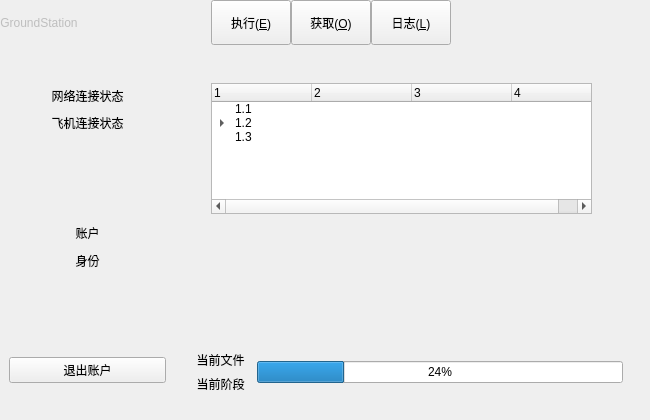
This is GroundStation/core/ui/mainwindow.ui in Servaluna/GroundStation_System as Qt 5 draws it before an edit. The edited form follows.
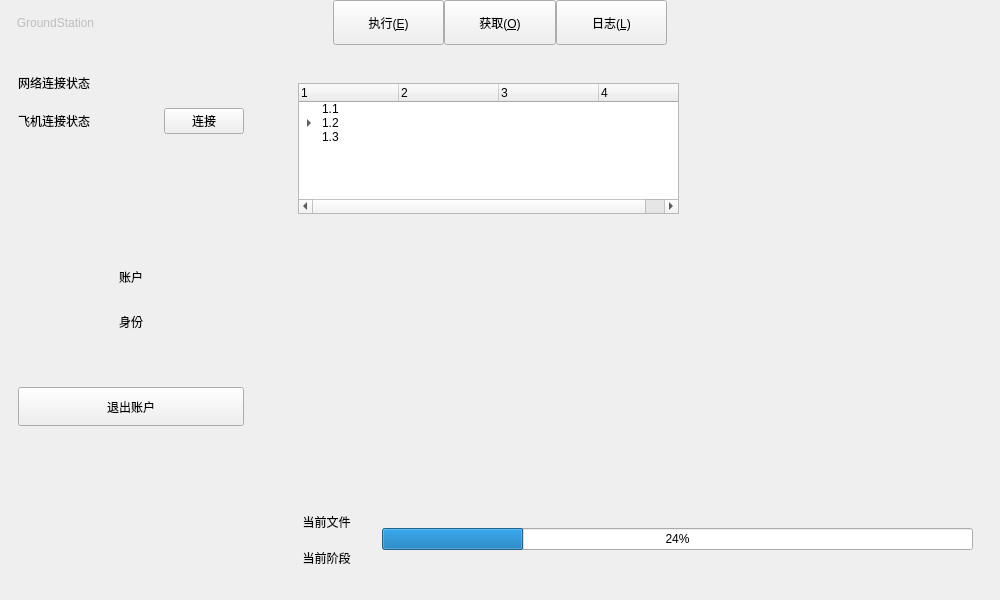
This is the edited form.

```diff
--- a/GroundStation/core/ui/mainwindow.ui
+++ b/GroundStation/core/ui/mainwindow.ui
@@ -6,8 +6,8 @@
    <rect>
     <x>0</x>
     <y>0</y>
-    <width>650</width>
-    <height>420</height>
+    <width>1000</width>
+    <height>600</height>
    </rect>
   </property>
   <property name="minimumSize">
@@ -204,54 +204,37 @@
        <layout class="QHBoxLayout" name="horizontalLayout_5" stretch="1,3">
         <item>
          <widget class="QWidget" name="widget" native="true">
-          <layout class="QVBoxLayout" name="verticalLayout_2" stretch="1,1,1,3,1,1,3,1,1">
-           <property name="spacing">
-            <number>0</number>
-           </property>
-           <property name="leftMargin">
-            <number>0</number>
-           </property>
-           <property name="topMargin">
-            <number>0</number>
-           </property>
-           <property name="rightMargin">
-            <number>0</number>
-           </property>
-           <property name="bottomMargin">
-            <number>0</number>
-           </property>
-           <item>
-            <spacer name="verticalSpacer">
-             <property name="orientation">
-              <enum>Qt::Orientation::Vertical</enum>
-             </property>
-             <property name="sizeHint" stdset="0">
-              <size>
-               <width>20</width>
-               <height>40</height>
-              </size>
-             </property>
-            </spacer>
-           </item>
+          <layout class="QVBoxLayout" name="verticalLayout_2" stretch="1,1,3,1,1,1,1,4">
            <item>
             <widget class="QLabel" name="label">
              <property name="text">
               <string>网络连接状态</string>
              </property>
              <property name="alignment">
-              <set>Qt::AlignmentFlag::AlignCenter</set>
+              <set>Qt::AlignmentFlag::AlignLeading|Qt::AlignmentFlag::AlignLeft|Qt::AlignmentFlag::AlignVCenter</set>
              </property>
             </widget>
            </item>
            <item>
-            <widget class="QLabel" name="label_3">
-             <property name="text">
-              <string>飞机连接状态</string>
-             </property>
-             <property name="alignment">
-              <set>Qt::AlignmentFlag::AlignCenter</set>
-             </property>
-            </widget>
+            <layout class="QHBoxLayout" name="horizontalLayout_6" stretch="4,1">
+             <item>
+              <widget class="QLabel" name="labelDevicesConnection">
+               <property name="text">
+                <string>飞机连接状态</string>
+               </property>
+               <property name="alignment">
+                <set>Qt::AlignmentFlag::AlignLeading|Qt::AlignmentFlag::AlignLeft|Qt::AlignmentFlag::AlignVCenter</set>
+               </property>
+              </widget>
+             </item>
+             <item>
+              <widget class="QPushButton" name="btnConnectToDevices">
+               <property name="text">
+                <string>连接</string>
+               </property>
+              </widget>
+             </item>
+            </layout>
            </item>
            <item>
             <spacer name="verticalSpacer_2">
@@ -300,7 +283,13 @@
             </spacer>
            </item>
            <item>
-            <widget class="QPushButton" name="pushButton">
+            <widget class="QPushButton" name="btnLogout">
+             <property name="sizePolicy">
+              <sizepolicy hsizetype="Minimum" vsizetype="Expanding">
+               <horstretch>0</horstretch>
+               <verstretch>0</verstretch>
+              </sizepolicy>
+             </property>
              <property name="text">
               <string>退出账户</string>
              </property>
```
